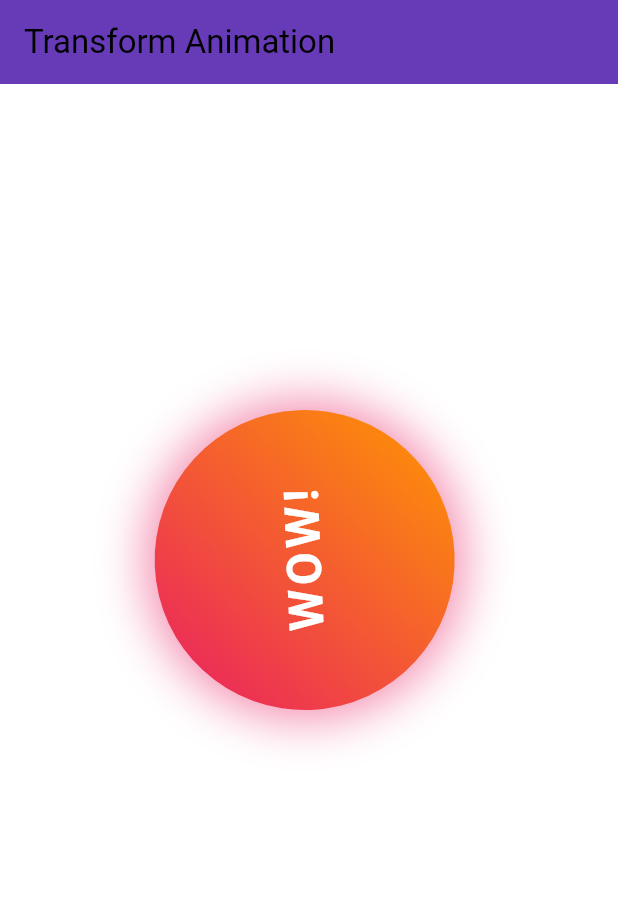
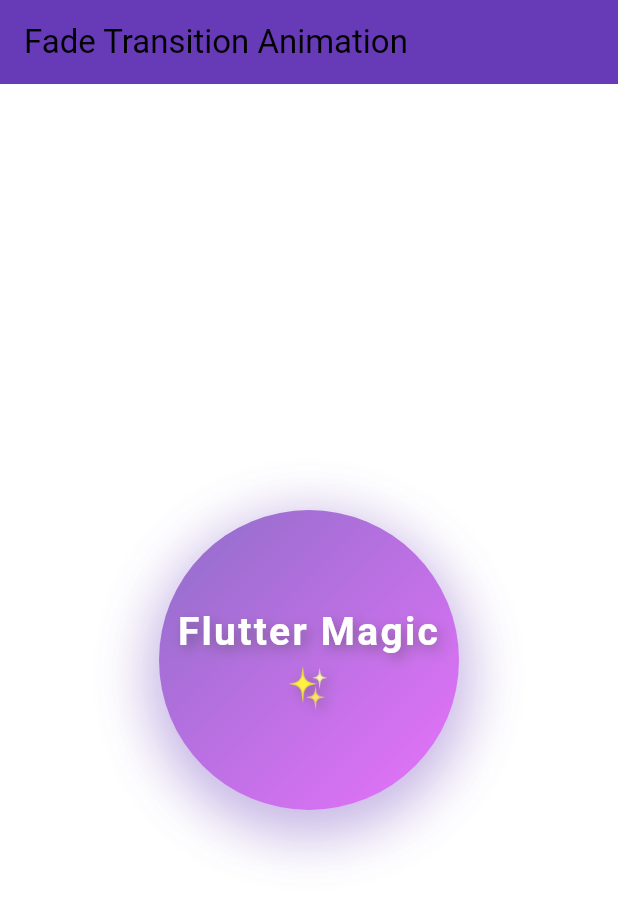
Before and after one commit to SyedSamad7/animated_app, a Flutter app: the screen it shows after launch, on a phone screen of 412 x 824 dp. Shown: the top 899 px of the screen. Run offline on Flutter 3.47's test engine with Material 3 defaults, Android fonts, the light colour scheme and no system bars.

Commit message:
fade transition animation in flutter

```diff
--- /dev/null
+++ b/lib/animations/explicit_animations/fade_transition_animation_widget.dart
@@ -0,0 +1,95 @@
+import 'package:flutter/material.dart';
+
+class FadeTransitionAnimationWidget extends StatefulWidget {
+  const FadeTransitionAnimationWidget({super.key});
+
+  @override
+  State<FadeTransitionAnimationWidget> createState() =>
+      _FadeTransitionAnimationWidgetState();
+}
+
+class _FadeTransitionAnimationWidgetState
+    extends State<FadeTransitionAnimationWidget>
+    with SingleTickerProviderStateMixin {
+  late AnimationController _animationController;
+  late Animation<double> _fadeAnimation;
+
+  @override
+  void initState() {
+    super.initState();
+
+    _animationController = AnimationController(
+      vsync: this,
+      duration: const Duration(seconds: 3),
+    )..repeat(reverse: true);
+
+    _fadeAnimation = Tween<double>(begin: 0.2, end: 1.0).animate(
+      CurvedAnimation(parent: _animationController, curve: Curves.easeInOut),
+    );
+  }
+
+  @override
+  void dispose() {
+    _animationController.dispose();
+    super.dispose();
+  }
+
+  @override
+  Widget build(BuildContext context) {
+    return Scaffold(
+      appBar: AppBar(
+        title: const Text('Fade Transition Animation'),
+        backgroundColor: Colors.deepPurple,
+      ),
+      body: Center(
+        child: FadeTransition(
+          opacity: _fadeAnimation,
+          child: _buildFadingWidget(),
+        ),
+      ),
+    );
+  }
+
+  // Beautiful widget to apply FadeTransition on
+  Widget _buildFadingWidget() {
+    return Container(
+      width: 200,
+      height: 200,
+      decoration: BoxDecoration(
+        shape: BoxShape.circle,
+        gradient: const LinearGradient(
+          colors: [Colors.deepPurple, Colors.purpleAccent],
+          begin: Alignment.topLeft,
+          end: Alignment.bottomRight,
+        ),
+        boxShadow: [
+          BoxShadow(
+            color: Colors.deepPurple.withOpacity(0.5),
+            blurRadius: 30,
+            spreadRadius: 8,
+            offset: const Offset(0, 10),
+          ),
+        ],
+      ),
+      child: const Center(
+        child: Text(
+          'Flutter Magic ✨',
+          textAlign: TextAlign.center,
+          style: TextStyle(
+            color: Colors.white,
+            fontWeight: FontWeight.bold,
+            fontSize: 26,
+            letterSpacing: 1.5,
+            shadows: [
+              Shadow(
+                color: Colors.black45,
+                blurRadius: 10,
+                offset: Offset(3, 3),
+              ),
+            ],
+          ),
+        ),
+      ),
+    );
+  }
+}
--- a/lib/main.dart
+++ b/lib/main.dart
@@ -1,3 +1,4 @@
+import 'package:animations_app/animations/explicit_animations/fade_transition_animation_widget.dart';
 import 'package:animations_app/animations/explicit_animations/transfor_widget_animation.dart';
 import 'package:flutter/material.dart';
 
@@ -19,7 +20,7 @@ class MyApp extends StatelessWidget {
           secondary: Colors.pinkAccent,
         ),
       ),
-      home: const TransFormWidgetAnaimtion(),
+      home: const FadeTransitionAnimationWidget(),
     );
   }
 }
```
Also changed, not shown: lib/animations/explicit_animations/transfor_widget_animation.dart (+0 -110 lines).
